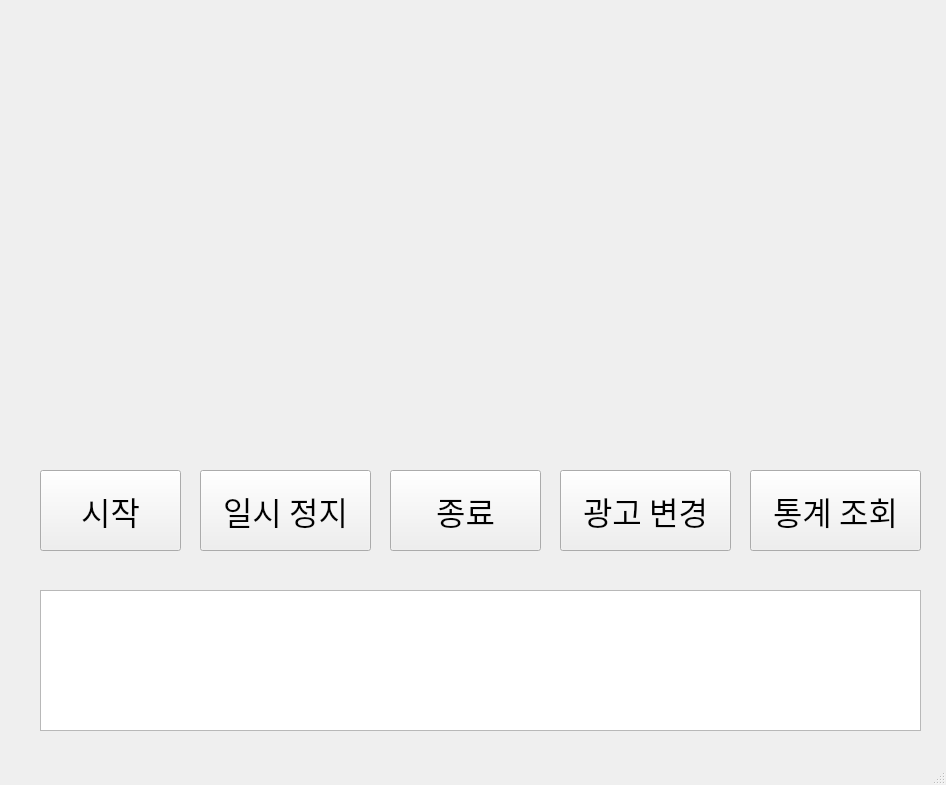
First picture: the form in Server/serverUi.ui, repository sannyuni33/smartAD, before the edit.
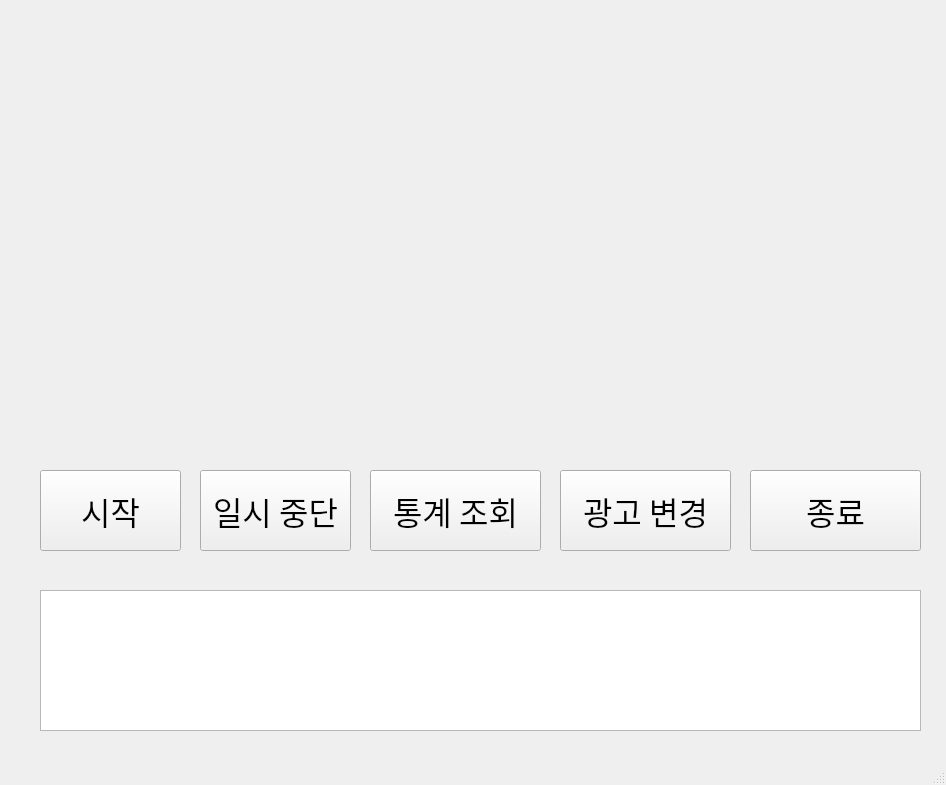
Second picture: the form after the edit.

```diff
--- a/Server/serverUi.ui
+++ b/Server/serverUi.ui
@@ -55,7 +55,7 @@
    <widget class="QPushButton" name="pushButton_3">
     <property name="geometry">
      <rect>
-      <x>200</x>
+      <x>370</x>
       <y>470</y>
       <width>171</width>
       <height>81</height>
@@ -63,12 +63,12 @@
     </property>
     <property name="font">
      <font>
-      <family>Agency FB</family>
+      <family>08서울남산체 EB</family>
       <pointsize>24</pointsize>
      </font>
     </property>
     <property name="text">
-     <string>일시 정지</string>
+     <string>통계 조회</string>
     </property>
    </widget>
    <widget class="QLabel" name="label_2">
@@ -110,7 +110,7 @@
    <widget class="QPushButton" name="pushButton_2">
     <property name="geometry">
      <rect>
-      <x>390</x>
+      <x>200</x>
       <y>470</y>
       <width>151</width>
       <height>81</height>
@@ -118,12 +118,12 @@
     </property>
     <property name="font">
      <font>
-      <family>Agency FB</family>
+      <family>08서울남산체 EB</family>
       <pointsize>24</pointsize>
      </font>
     </property>
     <property name="text">
-     <string>종료</string>
+     <string>일시 중단</string>
     </property>
    </widget>
    <widget class="QPushButton" name="pushButton_5">
@@ -137,12 +137,12 @@
     </property>
     <property name="font">
      <font>
-      <family>Agency FB</family>
+      <family>08서울남산체 EB</family>
       <pointsize>24</pointsize>
      </font>
     </property>
     <property name="text">
-     <string>통계 조회</string>
+     <string>종료</string>
     </property>
    </widget>
   </widget>
```
Left out of the diff: 6 changed lines with no effect on the pictures.
